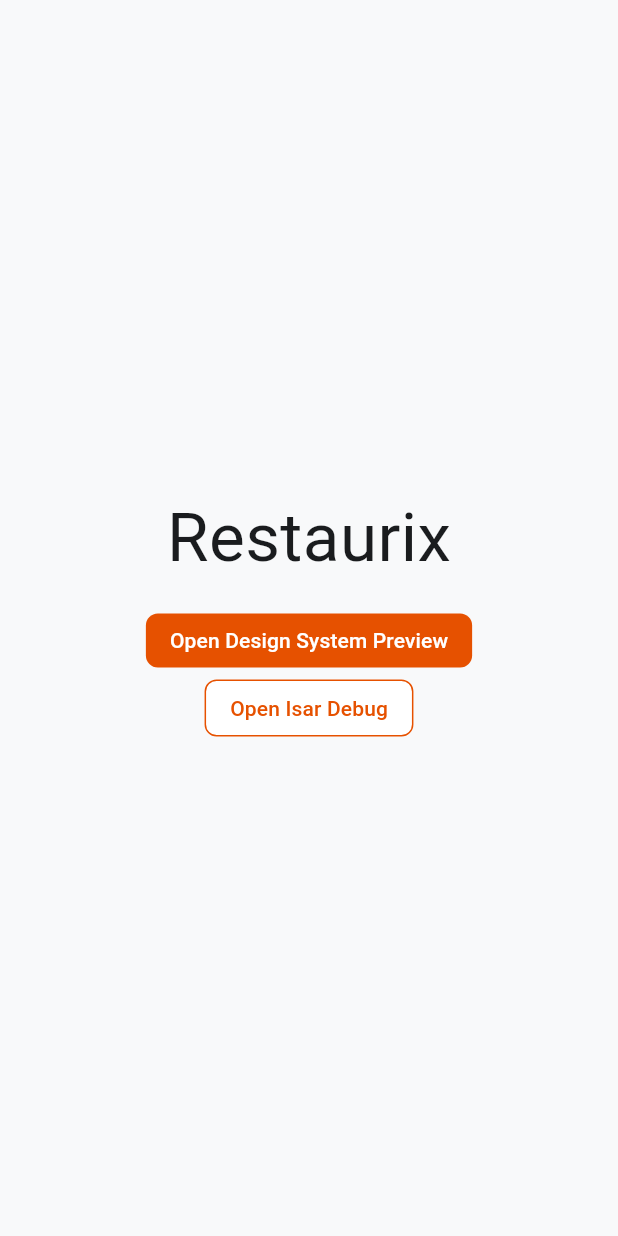
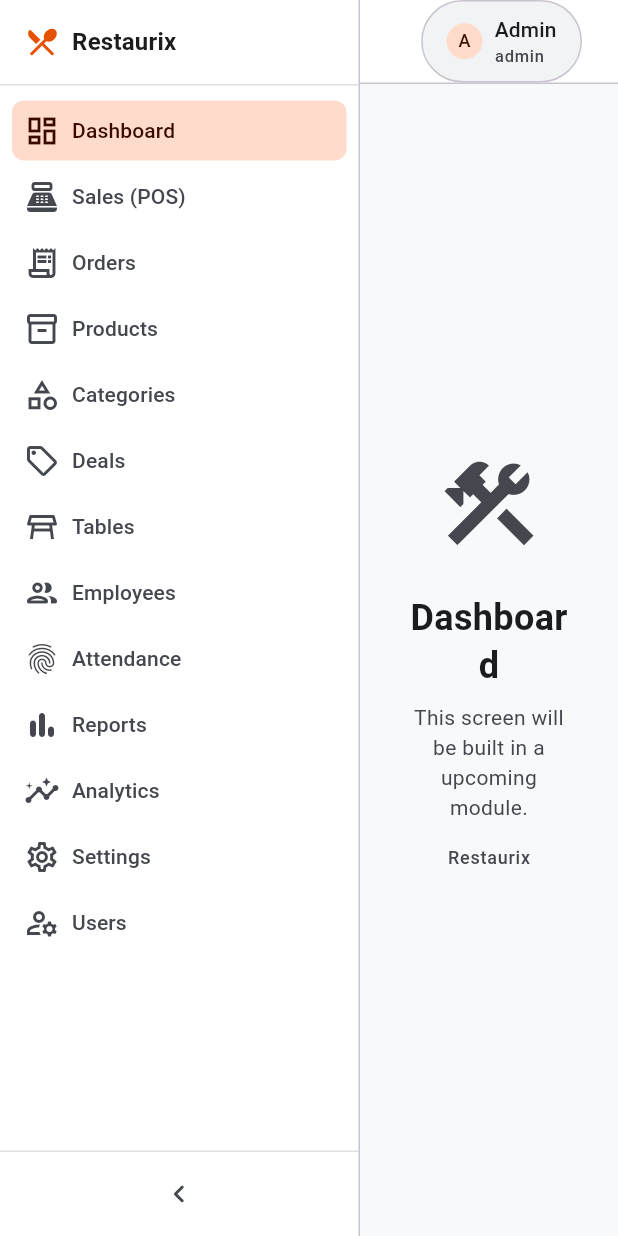
Before and after one commit to mqasim434/Restaurix, a Flutter app: the screen it shows after launch, on a phone screen of 412 x 824 dp. Run offline on Flutter 3.47's test engine with Material 3 defaults, Android fonts, the phone set to English and light mode, and no system bars; our stand-ins replace flutter_dotenv, flutter_riverpod, go_router, isar, supabase_flutter; accounts and stored records are empty; generated files the repository leaves out were written again; Roboto replaces fonts that are missing (Segoe UI).

Commit message:
feat: add desktop app shell and role-based navigation

```diff
--- /dev/null
+++ b/lib/app/navigation/navigation_provider.dart
@@ -0,0 +1,58 @@
+import 'package:flutter/material.dart';
+import 'package:flutter_riverpod/flutter_riverpod.dart';
+
+import '../../domain/models/app_user.dart';
+import '../../domain/models/user_role.dart';
+
+/// Mock session — replaced by real Supabase Auth in Module 33.
+final currentUserProvider = Provider<AppUser>((ref) {
+  return const AppUser(
+    id: 'mock-admin',
+    name: 'Admin',
+    role: UserRole.admin,
+  );
+});
+
+/// Sidebar expanded state — session-only UI preference (not persisted to Isar).
+final sidebarExpandedProvider = StateProvider<bool>((ref) => true);
+
+class NavItem {
+  const NavItem({
+    required this.label,
+    required this.path,
+    required this.icon,
+  });
+
+  final String label;
+  final String path;
+  final IconData icon;
+}
+
+final navigationItemsProvider = Provider<List<NavItem>>((ref) {
+  final role = ref.watch(currentUserProvider).role;
+
+  return switch (role) {
+    UserRole.admin => _adminNavItems,
+    UserRole.salesman => const [], // Module 32
+  };
+});
+
+const _adminNavItems = [
+  NavItem(label: 'Dashboard', path: '/dashboard', icon: Icons.dashboard_outlined),
+  NavItem(label: 'Sales (POS)', path: '/sales', icon: Icons.point_of_sale_outlined),
+  NavItem(label: 'Orders', path: '/orders', icon: Icons.receipt_long_outlined),
+  NavItem(label: 'Products', path: '/products', icon: Icons.inventory_2_outlined),
+  NavItem(label: 'Categories', path: '/categories', icon: Icons.category_outlined),
+  NavItem(label: 'Deals', path: '/deals', icon: Icons.local_offer_outlined),
+  NavItem(label: 'Tables', path: '/tables', icon: Icons.table_restaurant_outlined),
+  NavItem(label: 'Employees', path: '/employees', icon: Icons.people_outline_rounded),
+  NavItem(
+    label: 'Attendance',
+    path: '/attendance',
+    icon: Icons.fingerprint_outlined,
+  ),
+  NavItem(label: 'Reports', path: '/reports', icon: Icons.bar_chart_rounded),
+  NavItem(label: 'Analytics', path: '/analytics', icon: Icons.insights_outlined),
+  NavItem(label: 'Settings', path: '/settings', icon: Icons.settings_outlined),
+  NavItem(label: 'Users', path: '/users', icon: Icons.manage_accounts_outlined),
+];
--- a/lib/app/router.dart
+++ b/lib/app/router.dart
@@ -3,15 +3,26 @@ import 'package:go_router/go_router.dart';
 
 import '../features/debug/presentation/debug_isar_screen.dart';
 import '../features/debug/presentation/theme_preview_screen.dart';
-import '../features/placeholder/presentation/placeholder_home_screen.dart';
+import '../features/placeholder/presentation/coming_soon_screen.dart';
+import 'shell/app_shell.dart';
 
 final routerProvider = Provider<GoRouter>((ref) {
   return GoRouter(
-    initialLocation: '/',
+    initialLocation: '/dashboard',
+    redirect: (context, state) {
+      if (state.uri.path == '/') return '/dashboard';
+      return null;
+    },
+    errorBuilder: (context, state) => AppShell(
+      child: ComingSoonScreen(
+        title: 'Page not found',
+        subtitle: 'The route "${state.uri.path}" is not available yet.',
+      ),
+    ),
     routes: [
-      GoRoute(
-        path: '/',
-        builder: (context, state) => const PlaceholderHomeScreen(),
+      ShellRoute(
+        builder: (context, state, child) => AppShell(child: child),
+        routes: _shellRoutes,
       ),
       GoRoute(
         path: '/theme-preview',
@@ -24,3 +35,29 @@ final routerProvider = Provider<GoRouter>((ref) {
     ],
   );
 });
+
+final _shellRoutes = [
+  _placeholderRoute('/dashboard', 'Dashboard'),
+  _placeholderRoute('/sales', 'Sales (POS)'),
+  _placeholderRoute('/orders', 'Orders'),
+  _placeholderRoute('/products', 'Products'),
+  _placeholderRoute('/categories', 'Categories'),
+  _placeholderRoute('/deals', 'Deals'),
+  _placeholderRoute('/tables', 'Tables'),
+  _placeholderRoute('/employees', 'Employees'),
+  _placeholderRoute('/attendance', 'Attendance'),
+  _placeholderRoute('/reports', 'Reports'),
+  _placeholderRoute('/analytics', 'Analytics'),
+  _placeholderRoute('/settings', 'Settings'),
+  _placeholderRoute('/users', 'Users'),
+];
+
+GoRoute _placeholderRoute(String path, String title) {
+  return GoRoute(
+    path: path,
+    pageBuilder: (context, state) => NoTransitionPage(
+      key: state.pageKey,
+      child: ComingSoonScreen(title: title),
+    ),
+  );
+}
--- /dev/null
+++ b/lib/app/shell/app_shell.dart
@@ -0,0 +1,292 @@
+import 'package:flutter/material.dart';
+import 'package:flutter_riverpod/flutter_riverpod.dart';
+import 'package:go_router/go_router.dart';
+
+import '../../core/constants.dart';
+import '../../core/theme/app_icons.dart';
+import '../../core/theme/app_theme.dart';
+import '../navigation/navigation_provider.dart';
+
+class AppShell extends ConsumerWidget {
+  const AppShell({super.key, required this.child});
+
+  final Widget child;
+
+  static const expandedWidth = 240.0;
+  static const collapsedWidth = 72.0;
+
+  @override
+  Widget build(BuildContext context, WidgetRef ref) {
+    final colors = context.appColors;
+    final isExpanded = ref.watch(sidebarExpandedProvider);
+
+    return Scaffold(
+      backgroundColor: colors.background,
+      body: Row(
+        children: [
+          AppSidebar(isExpanded: isExpanded),
+          Expanded(
+            child: Column(
+              children: [
+                const AppTopBar(),
+                Expanded(child: child),
+              ],
+            ),
+          ),
+        ],
+      ),
+    );
+  }
+}
+
+class AppSidebar extends ConsumerWidget {
+  const AppSidebar({super.key, required this.isExpanded});
+
+  final bool isExpanded;
+
+  @override
+  Widget build(BuildContext context, WidgetRef ref) {
+    final colors = context.appColors;
+    final spacing = context.appSpacing;
+    final typography = context.appTypography;
+    final navItems = ref.watch(navigationItemsProvider);
+    final location = GoRouterState.of(context).uri.path;
+
+    return AnimatedContainer(
+      duration: const Duration(milliseconds: 200),
+      width: isExpanded ? AppShell.expandedWidth : AppShell.collapsedWidth,
+      decoration: BoxDecoration(
+        color: colors.surface,
+        border: Border(right: BorderSide(color: colors.border)),
+      ),
+      child: Column(
+        crossAxisAlignment: CrossAxisAlignment.stretch,
+        children: [
+          SizedBox(
+            height: spacing.xxl + spacing.sm,
+            child: Padding(
+              padding: EdgeInsets.symmetric(horizontal: spacing.md),
+              child: Row(
+                children: [
+                  Icon(Icons.restaurant_menu_rounded, color: colors.primary),
+                  if (isExpanded) ...[
+                    SizedBox(width: spacing.sm),
+                    Expanded(
+                      child: Text(
+                        AppConstants.appName,
+                        style: typography.titleMedium.copyWith(
+                          color: colors.onSurface,
+                        ),
+                        overflow: TextOverflow.ellipsis,
+                      ),
+                    ),
+                  ],
+                ],
+              ),
+            ),
+          ),
+          Divider(height: 1, color: colors.divider),
+          Expanded(
+            child: ListView.builder(
+              padding: EdgeInsets.symmetric(vertical: spacing.sm),
+              itemCount: navItems.length,
+              itemBuilder: (context, index) {
+                final item = navItems[index];
+                final isSelected = _isSelected(location, item.path);
+
+                return _SidebarTile(
+                  item: item,
+                  isExpanded: isExpanded,
+                  isSelected: isSelected,
+                  onTap: () => context.go(item.path),
+                );
+              },
+            ),
+          ),
+          Divider(height: 1, color: colors.divider),
+          _SidebarToggle(isExpanded: isExpanded),
+        ],
+      ),
+    );
+  }
+
+  bool _isSelected(String location, String path) {
+    if (path == '/dashboard') {
+      return location == path || location == '/';
+    }
+    return location == path || location.startsWith('$path/');
+  }
+}
+
+class _SidebarTile extends StatelessWidget {
+  const _SidebarTile({
+    required this.item,
+    required this.isExpanded,
+    required this.isSelected,
+    required this.onTap,
+  });
+
+  final NavItem item;
+  final bool isExpanded;
+  final bool isSelected;
+  final VoidCallback onTap;
+
+  @override
+  Widget build(BuildContext context) {
+    final colors = context.appColors;
+    final spacing = context.appSpacing;
+    final typography = context.appTypography;
+
+    final background = isSelected ? colors.primaryContainer : colors.transparent;
+    final foreground =
+        isSelected ? colors.onPrimaryContainer : colors.onSurfaceVariant;
+
+    return Padding(
+      padding: EdgeInsets.symmetric(
+        horizontal: spacing.sm,
+        vertical: spacing.xs / 2,
+      ),
+      child: Material(
+        color: background,
+        borderRadius: context.appRadius.mdBorder,
+        child: InkWell(
+          onTap: onTap,
+          borderRadius: context.appRadius.mdBorder,
+          hoverColor: colors.hover,
+          child: Padding(
+            padding: EdgeInsets.symmetric(
+              horizontal: spacing.sm,
+              vertical: spacing.sm,
+            ),
+            child: Row(
+              children: [
+                Icon(item.icon, color: foreground, size: spacing.lg),
+                if (isExpanded) ...[
+                  SizedBox(width: spacing.sm),
+                  Expanded(
+                    child: Text(
+                      item.label,
+                      style: typography.labelLarge.copyWith(color: foreground),
+                      overflow: TextOverflow.ellipsis,
+                    ),
+                  ),
+                ],
+              ],
+            ),
+          ),
+        ),
+      ),
+    );
+  }
+}
+
+class _SidebarToggle extends ConsumerWidget {
+  const _SidebarToggle({required this.isExpanded});
+
+  final bool isExpanded;
+
+  @override
+  Widget build(BuildContext context, WidgetRef ref) {
+    final colors = context.appColors;
+    final spacing = context.appSpacing;
+
+    return IconButton(
+      tooltip: isExpanded ? 'Collapse sidebar' : 'Expand sidebar',
+      icon: Icon(
+        isExpanded ? AppIcons.collapse : AppIcons.expand,
+        color: colors.onSurfaceVariant,
+      ),
+      onPressed: () {
+        ref.read(sidebarExpandedProvider.notifier).state = !isExpanded;
+      },
+      padding: EdgeInsets.all(spacing.md),
+    );
+  }
+}
+
+class AppTopBar extends ConsumerWidget {
+  const AppTopBar({super.key});
+
+  @override
+  Widget build(BuildContext context, WidgetRef ref) {
+    final colors = context.appColors;
+    final spacing = context.appSpacing;
+    final typography = context.appTypography;
+    final user = ref.watch(currentUserProvider);
+
+    return Container(
+      height: spacing.xxl + spacing.sm,
+      decoration: BoxDecoration(
+        color: colors.surface,
+        border: Border(bottom: BorderSide(color: colors.border)),
+      ),
+      padding: EdgeInsets.symmetric(horizontal: spacing.lg),
+      child: Row(
+        children: [
+          Expanded(
+            child: Text(
+              _titleForLocation(GoRouterState.of(context).uri.path, ref),
+              style: typography.titleLarge.copyWith(color: colors.onSurface),
+              overflow: TextOverflow.ellipsis,
+            ),
+          ),
+          Container(
+            padding: EdgeInsets.symmetric(
+              horizontal: spacing.md,
+              vertical: spacing.sm,
+            ),
+            decoration: BoxDecoration(
+              color: colors.surfaceVariant,
+              borderRadius: context.appRadius.fullBorder,
+              border: Border.all(color: colors.border),
+            ),
+            child: Row(
+              mainAxisSize: MainAxisSize.min,
+              children: [
+                CircleAvatar(
+                  radius: spacing.sm + spacing.xs,
+                  backgroundColor: colors.primaryContainer,
+                  child: Text(
+                    user.name.isNotEmpty ? user.name[0].toUpperCase() : '?',
+                    style: typography.labelMedium.copyWith(
+                      color: colors.onPrimaryContainer,
+                    ),
+                  ),
+                ),
+                SizedBox(width: spacing.sm),
+                Column(
+                  mainAxisAlignment: MainAxisAlignment.center,
+                  crossAxisAlignment: CrossAxisAlignment.start,
+                  children: [
+                    Text(
+                      user.name,
+                      style: typography.labelLarge.copyWith(
+                        color: colors.onSurface,
+                      ),
+                    ),
+                    Text(
+                      user.role.name,
+                      style: typography.labelSmall.copyWith(
+                        color: colors.onSurfaceVariant,
+                      ),
+                    ),
+                  ],
+                ),
+              ],
+            ),
+          ),
+        ],
+      ),
+    );
+  }
+
+  String _titleForLocation(String path, WidgetRef ref) {
+    final items = ref.read(navigationItemsProvider);
+    for (final item in items) {
+      if (item.path == path || (path == '/' && item.path == '/dashboard')) {
+        return item.label;
+      }
+    }
+    return 'Restaurix';
+  }
+}
--- /dev/null
+++ b/lib/domain/models/app_user.dart
@@ -0,0 +1,13 @@
+import 'user_role.dart';
+
+class AppUser {
+  const AppUser({
+    required this.id,
+    required this.name,
+    required this.role,
+  });
+
+  final String id;
+  final String name;
+  final UserRole role;
+}
--- /dev/null
+++ b/lib/domain/models/user_role.dart
@@ -0,0 +1,4 @@
+enum UserRole {
+  admin,
+  salesman,
+}
--- /dev/null
+++ b/lib/features/placeholder/presentation/coming_soon_screen.dart
@@ -0,0 +1,60 @@
+import 'package:flutter/material.dart';
+
+import '../../../core/constants.dart';
+import '../../../core/theme/app_theme.dart';
+
+/// Generic placeholder until a feature module replaces this route.
+class ComingSoonScreen extends StatelessWidget {
+  const ComingSoonScreen({
+    super.key,
+    required this.title,
+    this.subtitle = 'This screen will be built in a upcoming module.',
+  });
+
+  final String title;
+  final String subtitle;
+
+  @override
+  Widget build(BuildContext context) {
+    final colors = context.appColors;
+    final spacing = context.appSpacing;
+    final typography = context.appTypography;
+
+    return Center(
+      child: Padding(
+        padding: EdgeInsets.all(spacing.xl),
+        child: Column(
+          mainAxisSize: MainAxisSize.min,
+          children: [
+            Icon(
+              Icons.construction_outlined,
+              size: spacing.xxl + spacing.lg,
+              color: colors.onSurfaceVariant,
+            ),
+            SizedBox(height: spacing.lg),
+            Text(
+              title,
+              style: typography.headlineSmall.copyWith(color: colors.onSurface),
+              textAlign: TextAlign.center,
+            ),
+            SizedBox(height: spacing.sm),
+            Text(
+              subtitle,
+              style: typography.bodyMedium.copyWith(
+                color: colors.onSurfaceVariant,
+              ),
+              textAlign: TextAlign.center,
+            ),
+            SizedBox(height: spacing.md),
+            Text(
+              AppConstants.appName,
+              style: typography.labelMedium.copyWith(
+                color: colors.onSurfaceVariant,
+              ),
+            ),
+          ],
+        ),
+      ),
+    );
+  }
+}
--- a/lib/features/placeholder/presentation/placeholder_home_screen.dart
+++ /dev/null
@@ -1,42 +0,0 @@
-import 'package:flutter/material.dart';
-import 'package:go_router/go_router.dart';
-
-import '../../../core/constants.dart';
-import '../../../core/theme/app_theme.dart';
-import '../../../core/widgets/app_button.dart';
-
-class PlaceholderHomeScreen extends StatelessWidget {
-  const PlaceholderHomeScreen({super.key});
-
-  @override
-  Widget build(BuildContext context) {
-    final typography = context.appTypography;
-    final colors = context.appColors;
-    final spacing = context.appSpacing;
-
-    return Scaffold(
-      body: Center(
-        child: Column(
-          mainAxisSize: MainAxisSize.min,
-          children: [
-            Text(
-              AppConstants.appName,
-              style: typography.displayMedium.copyWith(color: colors.onSurface),
-            ),
-            SizedBox(height: spacing.lg),
-            AppButton(
-              label: 'Open Design System Preview',
-              onPressed: () => context.go('/theme-preview'),
-            ),
-            SizedBox(height: spacing.sm),
-            AppButton(
-              label: 'Open Isar Debug',
-              variant: AppButtonVariant.secondary,
-              onPressed: () => context.go('/debug-isar'),
-            ),
-          ],
-        ),
-      ),
-    );
-  }
-}
```
Also changed, not shown: 1 other file.
